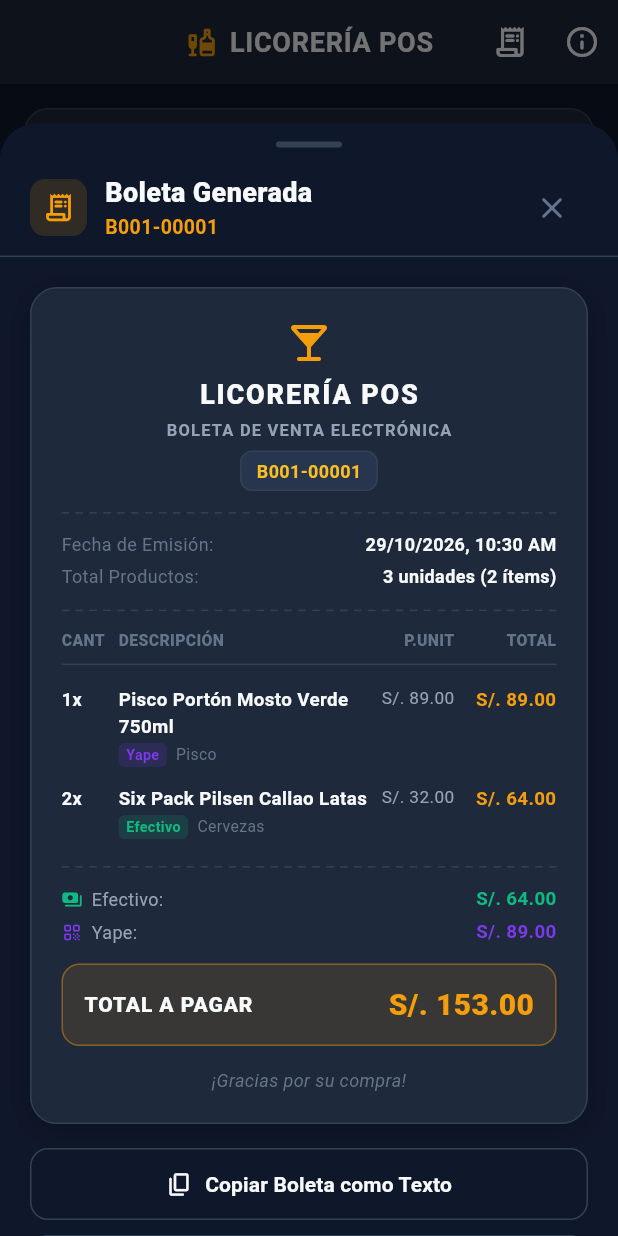
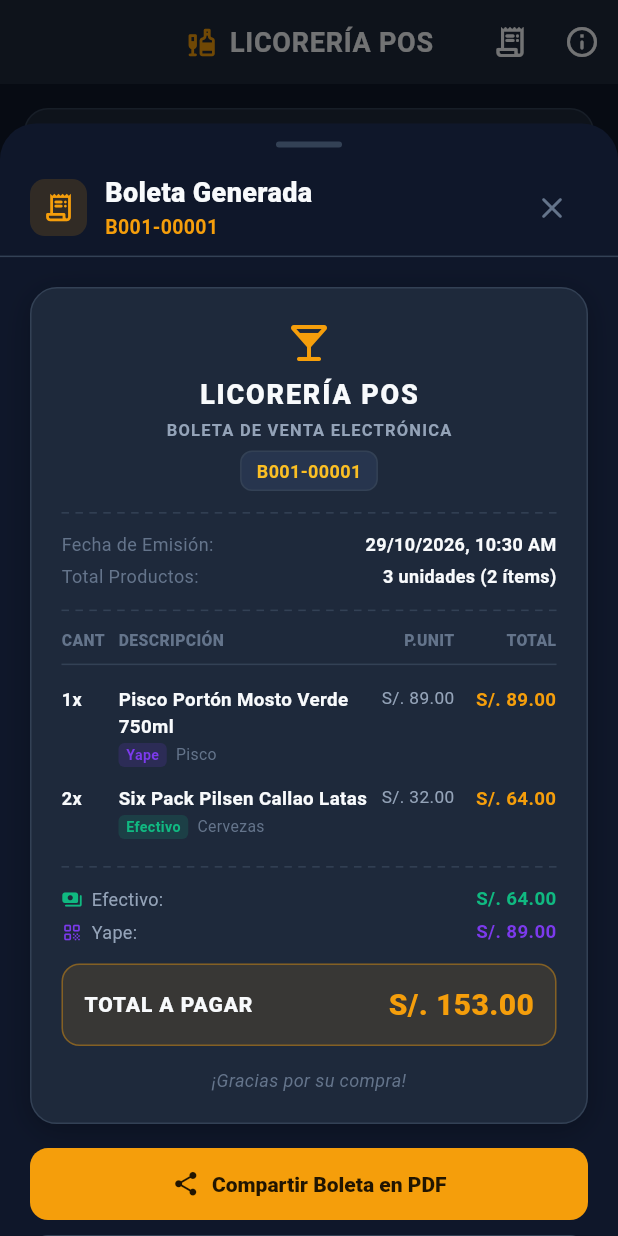
Before and after one commit to JerycoopV/Licoreria-Flutter, a Flutter app: the screen it shows after launch, after a tap on "EXPORTA BOLETA", on a phone screen of 412 x 824 dp. Run offline on Flutter 3.47's test engine with Material 3 defaults, Android fonts, the phone set to English and light mode, and no system bars; our stand-ins replace pdf, printing, shared_preferences.

Commit message:
Exportador de boleta

```diff
--- a/lib/presentation/boletas/boletas_screen.dart
+++ b/lib/presentation/boletas/boletas_screen.dart
@@ -2,6 +2,7 @@
 import 'package:flutter/services.dart';
 import '../../core/constants/app_colors.dart';
 import '../../core/utils/responsive_layout.dart';
+import '../../core/services/boleta_pdf_service.dart';
 import '../../models/boleta.dart';
 import '../../repositories/boletas_repository.dart';
 import '../home/widgets/boleta_receipt_modal.dart';
@@ -420,6 +421,10 @@
                           onSelected: (val) {
                             if (val == 'view') {
                               BoletaReceiptModal.show(context, boleta: boleta);
+                            } else if (val == 'share_pdf') {
+                              BoletaPdfService.shareBoletaPdf(boleta);
+                            } else if (val == 'print_pdf') {
+                              BoletaPdfService.printOrSavePdf(boleta);
                             } else if (val == 'copy') {
                               Clipboard.setData(
                                   ClipboardData(text: boleta.toPlainTextTicket()));
@@ -442,6 +447,28 @@
                                       size: 18, color: AppColors.primary),
                                   SizedBox(width: 10),
                                   Text('Ver Boleta'),
+                                ],
+                              ),
+                            ),
+                            const PopupMenuItem(
+                              value: 'share_pdf',
+                              child: Row(
+                                children: [
+                                  Icon(Icons.share_rounded,
+                                      size: 18, color: AppColors.primary),
+                                  SizedBox(width: 10),
+                                  Text('Compartir PDF'),
+                                ],
+                              ),
+                            ),
+                            const PopupMenuItem(
+                              value: 'print_pdf',
+                              child: Row(
+                                children: [
+                                  Icon(Icons.print_rounded,
+                                      size: 18, color: AppColors.textSecondary),
+                                  SizedBox(width: 10),
+                                  Text('Imprimir / Guardar PDF'),
                                 ],
                               ),
                             ),
--- a/lib/presentation/home/widgets/boleta_receipt_modal.dart
+++ b/lib/presentation/home/widgets/boleta_receipt_modal.dart
@@ -3,6 +3,7 @@
 import '../../../core/constants/app_colors.dart';
 import '../../../models/boleta.dart';
 import '../../../repositories/sales_repository.dart';
+import '../../../core/services/boleta_pdf_service.dart';
 import '../../boletas/boletas_screen.dart';
 
 /// Modal que muestra el ticket visual de la boleta generada con diseño realista de punto de venta.
@@ -506,6 +507,49 @@
 
                   const SizedBox(height: 16),
 
+                  // ACCIÓN PRINCIPAL: Compartir PDF
+                  ElevatedButton.icon(
+                    style: ElevatedButton.styleFrom(
+                      backgroundColor: AppColors.primary,
+                      foregroundColor: Colors.black87,
+                      elevation: 0,
+                      padding: const EdgeInsets.symmetric(vertical: 12, horizontal: 16),
+                      minimumSize: const Size.fromHeight(48),
+                      shape: RoundedRectangleBorder(
+                        borderRadius: BorderRadius.circular(12),
+                      ),
+                    ),
+                    icon: const Icon(Icons.share_rounded, size: 19, color: Colors.black87),
+                    label: const Text(
+                      'Compartir Boleta en PDF',
+                      style: TextStyle(fontWeight: FontWeight.w800, fontSize: 14),
+                    ),
+                    onPressed: () => BoletaPdfService.shareBoletaPdf(boleta),
+                  ),
+
+                  const SizedBox(height: 10),
+
+                  // ACCIÓN: Imprimir o Guardar archivo PDF
+                  OutlinedButton.icon(
+                    style: OutlinedButton.styleFrom(
+                      foregroundColor: AppColors.textPrimary,
+                      side: const BorderSide(color: AppColors.cardBorder),
+                      padding: const EdgeInsets.symmetric(vertical: 12, horizontal: 16),
+                      minimumSize: const Size.fromHeight(48),
+                      shape: RoundedRectangleBorder(
+                        borderRadius: BorderRadius.circular(12),
+                      ),
+                    ),
+                    icon: const Icon(Icons.print_rounded, size: 18, color: AppColors.primary),
+                    label: const Text(
+                      'Imprimir / Guardar archivo PDF',
+                      style: TextStyle(fontWeight: FontWeight.w600),
+                    ),
+                    onPressed: () => BoletaPdfService.printOrSavePdf(boleta),
+                  ),
+
+                  const SizedBox(height: 10),
+
                   // ACCIÓN: Copiar texto del ticket
                   OutlinedButton.icon(
                     style: OutlinedButton.styleFrom(
--- a/pubspec.yaml
+++ b/pubspec.yaml
@@ -36,6 +36,8 @@
   cupertino_icons: ^1.0.8
   intl: ^0.20.3
   shared_preferences: ^2.5.5
+  pdf: ^3.13.1
+  printing: ^5.15.1
 
 dev_dependencies:
   flutter_test:
```
Also changed, not shown: lib/core/services/boleta_pdf_service.dart (added, +301 -0 lines), pubspec.lock, 1 other file.
